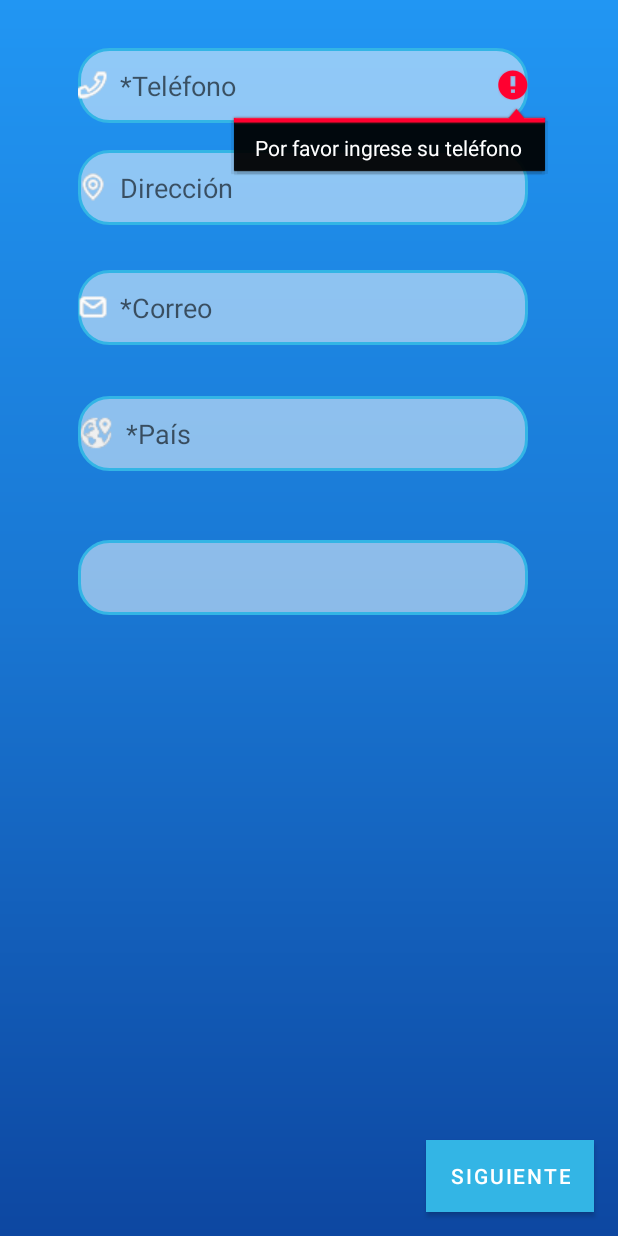
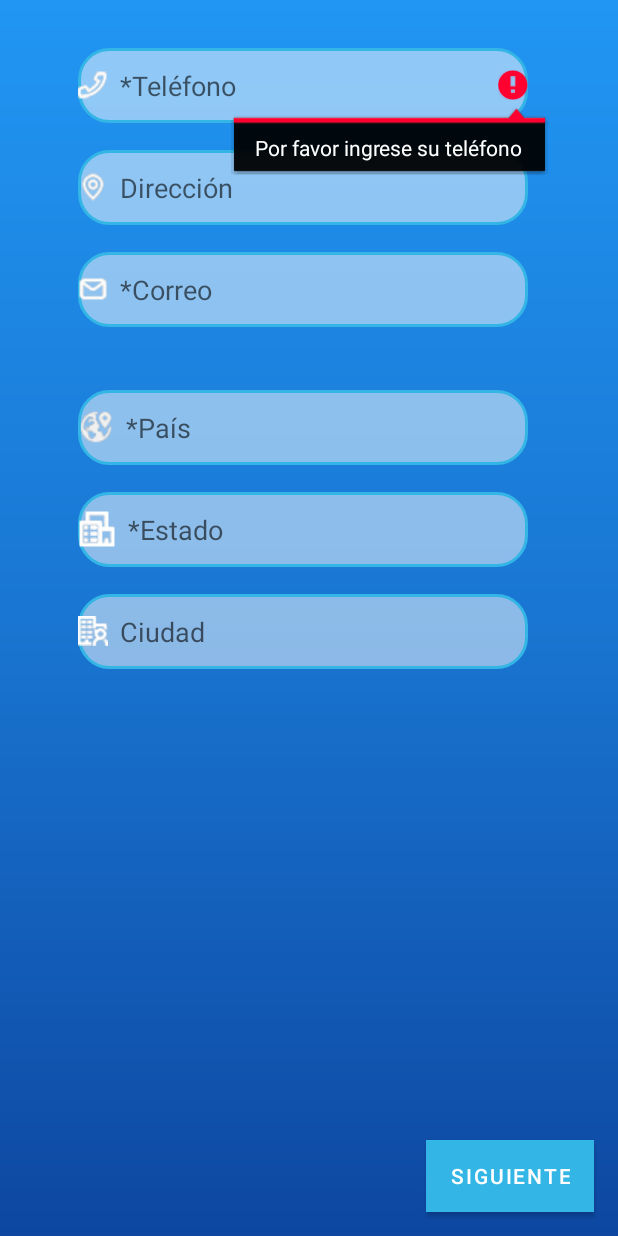
Before and after one commit to JonathanMazoG/Labs20231-Gr01, an Android app: the ContactDataActivity screen opened directly, with no data from a screen before it, after a tap on "SIGUIENTE", on a phone screen of 412 x 824 dp. Run offline under Robolectric (Android 15) with nearby library versions, the phone set to English and light mode, and no system bars; network calls fail.

Commit message:
lista de ciudades funcionando

```diff
--- a/Lab1-UI/build.gradle
+++ b/Lab1-UI/build.gradle
@@ -42,11 +42,14 @@ dependencies {
     implementation 'androidx.appcompat:appcompat:1.6.1'
     implementation 'com.google.android.material:material:1.8.0'
     implementation 'androidx.constraintlayout:constraintlayout:2.1.4'
+    implementation 'com.squareup.retrofit2:retrofit:2.9.0'
+    implementation 'com.squareup.retrofit2:converter-gson:2.9.0'
     implementation 'androidx.navigation:navigation-fragment-ktx:2.4.1'
     implementation 'androidx.navigation:navigation-ui-ktx:2.4.1'
     implementation 'com.google.code.gson:gson:2.8.8'
     implementation 'org.json:json:20211205'
-    implementation "org.jetbrains.kotlinx:kotlinx-serialization-json:1.3.0"
+    implementation 'org.jetbrains.kotlinx:kotlinx-coroutines-core:1.5.0'
+    implementation 'org.jetbrains.kotlinx:kotlinx-coroutines-android:1.5.0'
     testImplementation 'junit:junit:4.13.2'
     androidTestImplementation 'androidx.test.ext:junit:1.1.5'
     androidTestImplementation 'androidx.test.espresso:espresso-core:3.5.1'
--- a/Lab1-UI/src/main/java/co/edu/udea/compumovil/gr01_20231/lab1/ContactDataActivity.kt
+++ b/Lab1-UI/src/main/java/co/edu/udea/compumovil/gr01_20231/lab1/ContactDataActivity.kt
@@ -1,17 +1,13 @@
 package co.edu.udea.compumovil.gr01_20231.lab1
 
-import android.app.DatePickerDialog
 import android.os.Bundle
 import android.util.Log
-import android.view.View
 import android.widget.*
+import android.text.Editable
+import android.text.TextWatcher
+import android.widget.EditText
+import androidx.appcompat.app.AppCompatActivity
 import co.edu.udea.compumovil.gr01_20231.lab1.CountryApiService
-
-
-
-import androidx.appcompat.app.AppCompatActivity
-
-import java.util.*
 
 class ContactDataActivity : AppCompatActivity() {
     data class Pais(val name: String, val alpha2Code: String)
@@ -19,13 +15,15 @@ class ContactDataActivity : AppCompatActivity() {
     private lateinit var direccionEditText: EditText
     private lateinit var correoEditText: EditText
     private lateinit var paisAutoCompleteTextView: AutoCompleteTextView
-    private lateinit var ciudadSpinner: Spinner
+    private lateinit var estadoAutoCompleteTextView: AutoCompleteTextView
+    private lateinit var ciudadAutoCompleteTextView: AutoCompleteTextView
     private lateinit var siguiente1Button: Button
 
     private var telefono: String = ""
     private var direccion: String = ""
     private var correo: String = ""
     private var pais: String = ""
+    private var estado: String = ""
     private var ciudad: String = ""
 
     override fun onCreate(savedInstanceState: Bundle?) {
@@ -36,8 +34,76 @@ class ContactDataActivity : AppCompatActivity() {
         direccionEditText = findViewById(R.id.direccion_edittext)
         correoEditText = findViewById(R.id.correo_edittext)
         paisAutoCompleteTextView = findViewById(R.id.pais_spinner)
-        ciudadSpinner = findViewById(R.id.ciudad_spinner)
+        estadoAutoCompleteTextView = findViewById(R.id.estado_spinner)
+        ciudadAutoCompleteTextView = findViewById(R.id.ciudad_spinner)
         siguiente1Button = findViewById(R.id.siguiente1_button)
+
+        paisAutoCompleteTextView.addTextChangedListener(object : TextWatcher {
+            override fun beforeTextChanged(s: CharSequence?, start: Int, count: Int, after: Int) {}
+
+            override fun onTextChanged(s: CharSequence?, start: Int, before: Int, count: Int) {
+                if (s.isNullOrEmpty()) {
+                    estadoAutoCompleteTextView.isEnabled = false
+                } else {
+                    estadoAutoCompleteTextView.isEnabled = true
+                }
+            }
+
+            override fun afterTextChanged(s: Editable?) {
+
+            }
+        })
+
+        estadoAutoCompleteTextView.addTextChangedListener(object : TextWatcher {
+            override fun beforeTextChanged(s: CharSequence?, start: Int, count: Int, after: Int) {}
+
+            override fun onTextChanged(s: CharSequence?, start: Int, before: Int, count: Int) {
+                if (s.isNullOrEmpty()) {
+                    ciudadAutoCompleteTextView.isEnabled = false
+                } else {
+                    ciudadAutoCompleteTextView.isEnabled = true
+                }
+            }
+
+            override fun afterTextChanged(s: Editable?) {
+
+            }
+        })
+
+
+        paisAutoCompleteTextView.setOnItemClickListener { parent, view, position, id ->
+            pais = parent.getItemAtPosition(position).toString()
+
+            CountryApiService.fetchStateByCountry(pais) { states, error ->
+                runOnUiThread {
+                    if (error != null) {
+                        Log.e("Ha ocurrido un error ", "el error consiste en", error)
+                    } else {
+                        Log.d("states:------------------------------------------- ", states.toString())
+                        val adapter = ArrayAdapter(this@ContactDataActivity, android.R.layout.simple_dropdown_item_1line, states!!)
+                        estadoAutoCompleteTextView.setAdapter(adapter)
+                        estadoAutoCompleteTextView.threshold = 1
+                    }
+                }
+            }
+        }
+
+        estadoAutoCompleteTextView.setOnItemClickListener { parent, view, position, id ->
+            estado = parent.getItemAtPosition(position).toString()
+
+            CountryApiService.fetchCitiesByStates(estado) { cities, error ->
+                runOnUiThread {
+                    if (error != null) {
+                        Log.e("Ha ocurrido un error ", "el error consiste en", error)
+                    } else {
+                        Log.d("Cities:------------------------------------------- ", cities.toString())
+                        val adapter = ArrayAdapter(this@ContactDataActivity, android.R.layout.simple_dropdown_item_1line, cities!!)
+                        ciudadAutoCompleteTextView.setAdapter(adapter)
+                        ciudadAutoCompleteTextView.threshold = 1
+                    }
+                }
+            }
+        }
 
         // Llamar a la función fetchCountries al iniciar la actividad
         CountryApiService.fetchCountries() { countries, error ->
@@ -46,19 +112,20 @@ class ContactDataActivity : AppCompatActivity() {
                     Log.e("Ha ocurrido un error ", "el error consiste en", error)
                 } else {
                     Log.d("Countries:------------------------------------------- ", countries.toString())
-                    val adapter = ArrayAdapter(this, android.R.layout.simple_dropdown_item_1line, countries!!)
+                    val adapter = ArrayAdapter(this@ContactDataActivity, android.R.layout.simple_dropdown_item_1line, countries!!)
                     paisAutoCompleteTextView.setAdapter(adapter)
                     paisAutoCompleteTextView.threshold = 1
                 }
             }
         }
 
+
         siguiente1Button.setOnClickListener {
             telefono = telefonoEditText.text.toString()
             direccion = direccionEditText.text.toString()
             correo = correoEditText.text.toString()
             pais = paisAutoCompleteTextView.text.toString()
-
+            ciudad = ciudadAutoCompleteTextView.text.toString()
 
             if (telefono.isEmpty()) {
                 telefonoEditText.error = getString(R.string.errortel)
--- a/Lab1-UI/src/main/res/layout/contact_data_activity.xml
+++ b/Lab1-UI/src/main/res/layout/contact_data_activity.xml
@@ -48,54 +48,70 @@
         android:layout_width="300dp"
         android:layout_height="50dp"
         android:layout_marginStart="52dp"
+        android:layout_marginTop="168dp"
+        android:autoText="true"
+        android:background="@drawable/rounded_edittext"
+        android:drawableStart="@drawable/ic_correo"
         android:drawablePadding="8dp"
-        android:layout_marginTop="180dp"
-        android:autoText="true"
         android:ems="10"
+        android:hint="@string/correo"
         android:inputType="textEmailAddress"
-        android:hint="@string/correo"
+        android:textColor="#FFFFFF"
         app:layout_constraintStart_toStartOf="parent"
-        app:layout_constraintTop_toTopOf="parent"
-        android:drawableStart="@drawable/ic_correo"
-        android:background="@drawable/rounded_edittext"
-        android:textColor="#FFFFFF"/>
+        app:layout_constraintTop_toTopOf="parent" />
 
     <AutoCompleteTextView
         android:id="@+id/pais_spinner"
         android:layout_width="300dp"
         android:layout_height="50dp"
         android:layout_marginStart="52dp"
+        android:layout_marginTop="260dp"
+        android:autoText="true"
+        android:background="@drawable/rounded_edittext"
+        android:drawableStart="@drawable/ic_pais"
         android:drawablePadding="8dp"
-        android:layout_marginTop="264dp"
-        android:autoText="true"
         android:ems="10"
         android:hint="@string/pais"
+        android:imeOptions="actionSearch"
+        android:textColor="#FFFFFF"
         app:layout_constraintStart_toStartOf="parent"
-        app:layout_constraintTop_toTopOf="parent"
-        android:imeOptions="actionSearch"
-        android:drawableStart="@drawable/ic_pais"
-        android:background="@drawable/rounded_edittext"
-        android:textColor="#FFFFFF"
-        />
+        app:layout_constraintTop_toTopOf="parent" />
 
-    <Spinner
+    <AutoCompleteTextView
         android:id="@+id/ciudad_spinner"
         android:layout_width="300dp"
         android:layout_height="50dp"
         android:layout_marginStart="52dp"
+        android:layout_marginTop="396dp"
+        android:autoText="true"
+        android:background="@drawable/rounded_edittext"
+        android:drawableStart="@drawable/ic_ciudad"
         android:drawablePadding="8dp"
-        android:layout_marginTop="360dp"
+        android:ems="10"
+        android:hint="@string/ciudad"
+        android:imeOptions="actionNext"
+        android:inputType="text"
+        android:textColor="#FFFFFF"
+        app:layout_constraintStart_toStartOf="parent"
+        app:layout_constraintTop_toTopOf="parent" />
+
+    <AutoCompleteTextView
+        android:id="@+id/estado_spinner"
+        android:layout_width="300dp"
+        android:layout_height="50dp"
+        android:layout_marginStart="52dp"
+        android:layout_marginTop="328dp"
         android:autoText="true"
+        android:background="@drawable/rounded_edittext"
+        android:drawableStart="@drawable/ic_estado"
+        android:drawablePadding="8dp"
         android:ems="10"
+        android:hint="@string/estado"
+        android:imeOptions="actionNext"
         android:inputType="text"
-        android:hint="@string/ciudad"
+        android:textColor="#FFFFFF"
         app:layout_constraintStart_toStartOf="parent"
-        app:layout_constraintTop_toTopOf="parent"
-        android:imeOptions="actionNext"
-        android:drawableStart="@drawable/ic_ciudad"
-        android:background="@drawable/rounded_edittext"
-        android:textColor="#FFFFFF"
-        />
+        app:layout_constraintTop_toTopOf="parent" />
 
     <Button
         android:id="@+id/siguiente1_button"
--- a/Lab1-UI/src/main/res/values/strings.xml
+++ b/Lab1-UI/src/main/res/values/strings.xml
@@ -6,6 +6,7 @@
     <string name="direccion">Dirección </string>
     <string name="correo">*Correo</string>
     <string name="pais">*País</string>
+    <string name="estado">*Estado</string>
     <string name="ciudad">Ciudad</string>
     <string name="errortel">Por favor ingrese su teléfono</string>
     <string name="errorcorreo">Por favor ingrese su correo</string>
```
Also changed, not shown: Lab1-UI/src/main/java/co/edu/udea/compumovil/gr01_20231/lab1/CountryApiService.kt (+68 -7 lines), Lab1-UI/src/main/res/drawable/ic_estado.png (added), 2 other files.
